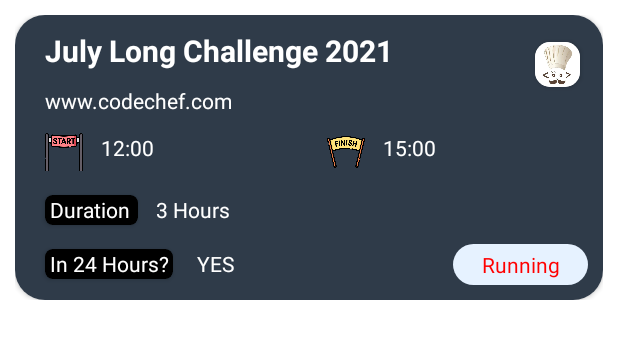
After one commit to gargVader/Code-Cache, an Android app: the layout contest_item_1.xml on its own in the app's theme, with its tools: preview values and no code run, on a phone screen of 412 x 824 dp. The commit adds this screen. Shown: the top 339 px of the screen. Run offline under Robolectric (Android 15) with nearby library versions, the phone set to English and light mode, and no system bars.

Commit message:
Added RecyclerView in ContestFragment

```diff
--- a/app/build.gradle
+++ b/app/build.gradle
@@ -35,6 +35,8 @@ dependencies {
     implementation 'androidx.constraintlayout:constraintlayout:2.0.4'
     implementation 'androidx.viewpager:viewpager:1.0.0'
     implementation 'androidx.cardview:cardview:1.0.0'
+    implementation "androidx.recyclerview:recyclerview:1.2.1"
+
     implementation 'androidx.navigation:navigation-fragment:2.3.5'
     implementation 'androidx.navigation:navigation-ui:2.3.5'
     implementation 'androidx.legacy:legacy-support-v4:1.0.0'
--- /dev/null
+++ b/app/src/main/res/drawable/contest_sample.xml
@@ -0,0 +1,11 @@
+<?xml version="1.0" encoding="utf-8"?>
+<shape xmlns:android="http://schemas.android.com/apk/res/android">
+
+    <solid android:color="@color/dark"/>
+
+    <corners android:topRightRadius="30dp"
+        android:topLeftRadius="30dp"
+        android:bottomLeftRadius="30dp"
+        android:bottomRightRadius="30dp"/>
+
+</shape>
--- /dev/null
+++ b/app/src/main/res/layout/contest_item_1.xml
@@ -0,0 +1,194 @@
+<?xml version="1.0" encoding="utf-8"?>
+<LinearLayout xmlns:android="http://schemas.android.com/apk/res/android"
+    xmlns:app="http://schemas.android.com/apk/res-auto"
+    xmlns:tools="http://schemas.android.com/tools"
+    android:layout_width="match_parent"
+    android:layout_height="190dp"
+    android:layout_marginLeft="10dp"
+    android:layout_marginTop="10dp"
+    android:layout_marginRight="10dp"
+    android:layout_marginBottom="10dp"
+    android:background="@drawable/contest_sample">
+
+    <androidx.cardview.widget.CardView
+        android:layout_width="match_parent"
+        android:layout_height="match_parent"
+        app:cardCornerRadius="20dp">
+
+        <androidx.constraintlayout.widget.ConstraintLayout
+            android:layout_width="match_parent"
+            android:layout_height="match_parent"
+            android:background="@drawable/background_search">
+
+            <TextView
+                android:id="@+id/contest_Name"
+                android:layout_width="wrap_content"
+                android:layout_height="wrap_content"
+                android:layout_marginLeft="20dp"
+                android:layout_marginTop="10dp"
+                android:text="July Long Challenge 2021"
+                android:textColor="#FFFFFF"
+                android:textSize="20sp"
+                android:textStyle="bold"
+                app:layout_constraintStart_toStartOf="parent"
+                app:layout_constraintTop_toTopOf="parent" />
+
+            <TextView
+                android:id="@+id/contest_Url"
+                android:layout_width="wrap_content"
+                android:layout_height="wrap_content"
+                android:layout_marginLeft="20dp"
+                android:layout_marginTop="10dp"
+                android:text="www.codechef.com"
+                android:textColor="#FFFFFF"
+                app:layout_constraintStart_toStartOf="parent"
+                app:layout_constraintTop_toBottomOf="@+id/contest_Name" />
+
+            <TextView
+                android:id="@+id/start"
+                android:layout_width="wrap_content"
+                android:layout_height="wrap_content"
+                android:layout_marginStart="12dp"
+                android:text="12:00"
+                android:textColor="#FFFFFF"
+                app:layout_constraintStart_toEndOf="@+id/imageView"
+                app:layout_constraintTop_toTopOf="@+id/imageView" />
+
+            <TextView
+                android:id="@+id/end"
+                android:layout_width="wrap_content"
+                android:layout_height="wrap_content"
+                android:layout_marginStart="12dp"
+                android:text="15:00"
+                android:textColor="#FFFFFF"
+                app:layout_constraintEnd_toEndOf="parent"
+                app:layout_constraintHorizontal_bias="0.0"
+                app:layout_constraintStart_toEndOf="@+id/imageView2"
+                app:layout_constraintTop_toTopOf="@+id/imageView2" />
+
+            <TextView
+                android:id="@+id/duration"
+                android:layout_width="wrap_content"
+                android:layout_height="wrap_content"
+                android:layout_marginStart="12dp"
+                android:text="3 Hours"
+                android:textColor="#FFFFFF"
+                app:layout_constraintStart_toEndOf="@+id/cardView2"
+                app:layout_constraintTop_toTopOf="@+id/cardView2" />
+
+            <TextView
+                android:id="@+id/in24hour"
+                android:layout_width="wrap_content"
+                android:layout_height="wrap_content"
+                android:layout_marginStart="16dp"
+                android:text="YES"
+                android:textColor="#FFFFFF"
+                app:layout_constraintStart_toEndOf="@+id/cardView3"
+                app:layout_constraintTop_toTopOf="@+id/cardView3" />
+
+            <androidx.constraintlayout.widget.ConstraintLayout
+                android:id="@+id/constraintLayout"
+                android:layout_width="90dp"
+                android:layout_height="27dp"
+                android:layout_marginEnd="10dp"
+                android:layout_marginBottom="10dp"
+                android:background="@drawable/count_background"
+                app:layout_constraintBottom_toBottomOf="parent"
+                app:layout_constraintEnd_toEndOf="parent">
+
+                <TextView
+                    android:id="@+id/status"
+                    android:layout_width="wrap_content"
+                    android:layout_height="wrap_content"
+                    android:gravity="center_vertical"
+                    android:text="Running"
+                    android:textColor="#FF0000"
+                    app:layout_constraintBottom_toBottomOf="parent"
+                    app:layout_constraintEnd_toEndOf="parent"
+                    app:layout_constraintStart_toStartOf="parent"
+                    app:layout_constraintTop_toTopOf="parent" />
+            </androidx.constraintlayout.widget.ConstraintLayout>
+
+            <ImageView
+                android:id="@+id/imageView"
+                android:layout_width="25dp"
+                android:layout_height="25dp"
+                android:layout_marginStart="20dp"
+                android:layout_marginTop="12dp"
+                app:layout_constraintStart_toStartOf="parent"
+                app:layout_constraintTop_toBottomOf="@+id/contest_Url"
+                app:srcCompat="@drawable/start" />
+
+            <ImageView
+                android:id="@+id/imageView2"
+                android:layout_width="25dp"
+                android:layout_height="25dp"
+                android:layout_marginStart="115dp"
+                app:layout_constraintStart_toEndOf="@+id/start"
+                app:layout_constraintTop_toTopOf="@+id/start"
+                app:srcCompat="@drawable/finish" />
+
+            <androidx.cardview.widget.CardView
+                android:id="@+id/cardView"
+                android:layout_width="30dp"
+                android:layout_height="30dp"
+                android:layout_marginTop="10dp"
+                android:layout_marginEnd="15dp"
+                android:background="@drawable/cc_icon"
+                app:cardCornerRadius="10dp"
+                app:layout_constraintBottom_toBottomOf="parent"
+                app:layout_constraintEnd_toEndOf="parent"
+                app:layout_constraintTop_toTopOf="parent"
+                app:layout_constraintVertical_bias="0.055">
+
+                <ImageView
+                    android:id="@+id/icon"
+                    android:layout_width="match_parent"
+                    android:layout_height="match_parent"
+                    app:srcCompat="@drawable/cc_icon" />
+            </androidx.cardview.widget.CardView>
+
+            <androidx.cardview.widget.CardView
+                android:id="@+id/cardView2"
+                android:layout_width="62dp"
+                android:layout_height="20dp"
+                android:layout_marginStart="20dp"
+                android:layout_marginTop="16dp"
+                app:cardBackgroundColor="#000000"
+                app:cardCornerRadius="5dp"
+                app:layout_constraintStart_toStartOf="parent"
+                app:layout_constraintTop_toBottomOf="@+id/imageView">
+
+                <TextView
+                    android:id="@+id/textView9"
+                    android:layout_width="match_parent"
+                    android:layout_height="match_parent"
+                    android:paddingLeft="3dp"
+                    android:text="Duration"
+                    android:textColor="#FFFFFF" />
+            </androidx.cardview.widget.CardView>
+
+            <androidx.cardview.widget.CardView
+                android:id="@+id/cardView3"
+                android:layout_width="85dp"
+                android:layout_height="20dp"
+                android:layout_marginStart="20dp"
+                android:layout_marginTop="16dp"
+                app:cardBackgroundColor="#000000"
+                app:cardCornerRadius="5dp"
+                app:layout_constraintStart_toStartOf="parent"
+                app:layout_constraintTop_toBottomOf="@+id/cardView2">
+
+                <TextView
+                    android:id="@+id/textView13"
+                    android:layout_width="match_parent"
+                    android:layout_height="match_parent"
+                    android:paddingLeft="3dp"
+                    android:text="In 24 Hours? "
+                    android:textColor="#FFFFFF" />
+            </androidx.cardview.widget.CardView>
+
+        </androidx.constraintlayout.widget.ConstraintLayout>
+    </androidx.cardview.widget.CardView>
+
+</LinearLayout>
--- a/app/src/main/res/values/colors.xml
+++ b/app/src/main/res/values/colors.xml
@@ -6,6 +6,8 @@
     <color name="teal_200">#FF03DAC5</color>
     <color name="teal_700">#FF018786</color>
     <color name="black">#FF000000</color>
+    <color name="dark">#FF363994</color>
+
 
 
     <color name="colorPrimary">#1F2631</color>
--- a/build.gradle
+++ b/build.gradle
@@ -6,7 +6,7 @@ buildscript {
         maven { url 'https://jitpack.io' }
     }
     dependencies {
-        classpath "com.android.tools.build:gradle:4.2.0"
+        classpath 'com.android.tools.build:gradle:4.2.2'
 
         // NOTE: Do not place your application dependencies here; they belong
         // in the individual module build.gradle files
```
Also changed, not shown: app/src/main/java/com/example/codechefeventsapp/adapters/ContestAdapter.java (added, +71 -0 lines), app/src/main/java/com/example/codechefeventsapp/fragments/ContestFragment.java (+34 -1 lines), app/src/main/java/com/example/codechefeventsapp/model/Contest_Model.java (added, +82 -0 lines), app/src/main/res/layout/fragment_contest.xml (+5 -2 lines), app/src/main/AndroidManifest.xml (indentation only), app/src/main/res/drawable/cc_icon.jpg (added), app/src/main/res/drawable/finish.png (added), app/src/main/res/drawable/start.png (added).
